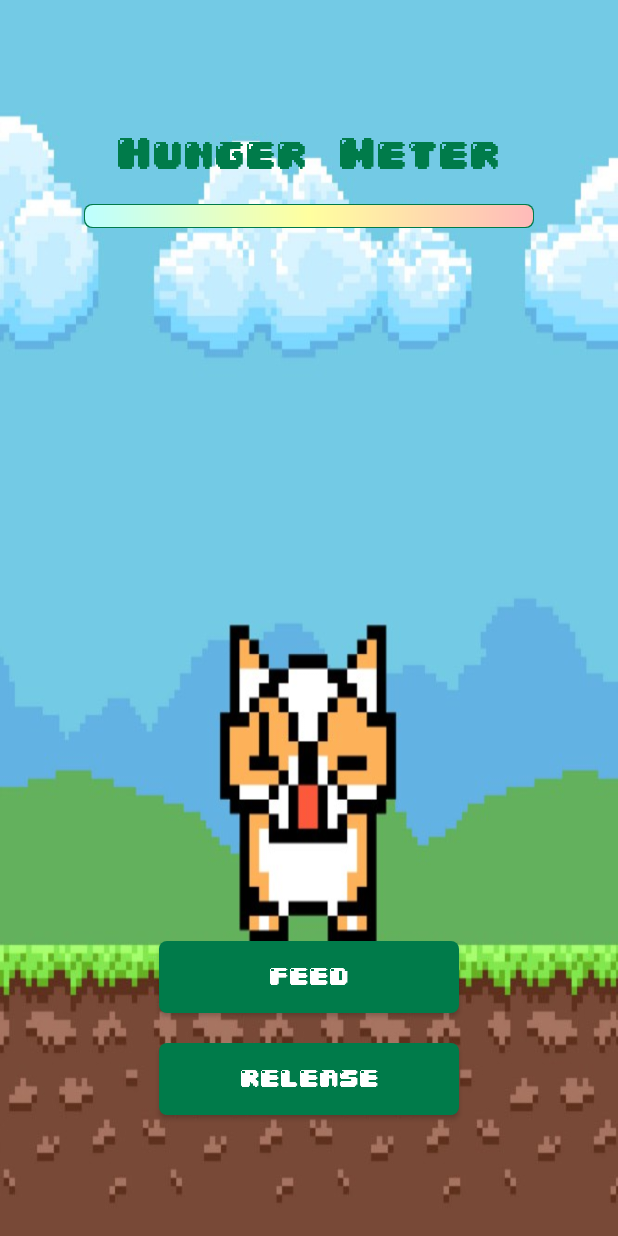
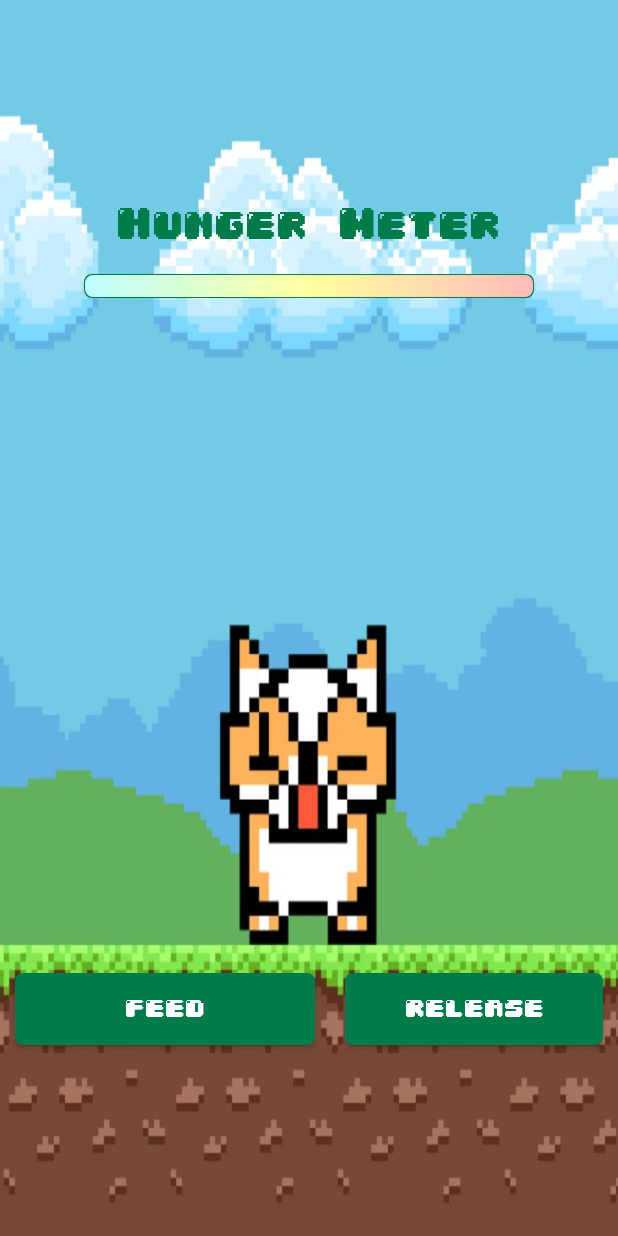
Before and after one commit to RaeanneVillanueva/Tamagotchi, an Android app: the MainActivity screen opened directly, with no data from a screen before it, on a phone screen of 412 x 824 dp. Run offline under Robolectric (Android 15) with nearby library versions, the phone set to English and light mode, and no system bars; 1 statement that could not run was skipped.

Commit message:
fixed buttons

```diff
--- a/app/src/main/res/layout/activity_main.xml
+++ b/app/src/main/res/layout/activity_main.xml
@@ -61,7 +61,7 @@
             <ImageView
                 android:id="@+id/petView"
                 android:layout_width="200dp"
-                android:layout_height="425dp"
+                android:layout_height="400dp"
                 android:layout_gravity="center"
                 android:adjustViewBounds="true"
                 android:cropToPadding="false"
@@ -73,7 +73,7 @@
             android:layout_width="wrap_content"
             android:layout_height="wrap_content"
             android:gravity="center"
-            android:orientation="vertical">
+            android:orientation="horizontal">
 
             <Button
                 android:id="@+id/btn_feed"
```
